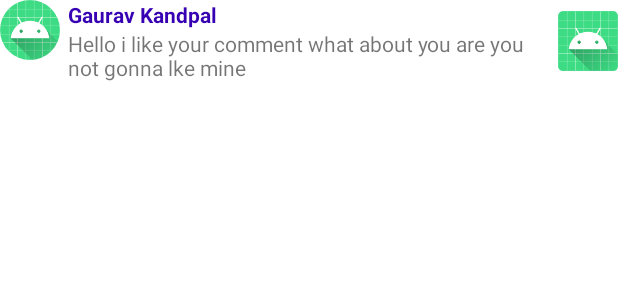
After one commit to gaurav12gk/Connect, an Android app: the layout notification_item.xml on its own in the app's theme, with its tools: preview values and no code run, on a phone screen of 412 x 824 dp. The commit adds this screen. Shown: the top 300 px of the screen. Run offline under Robolectric (Android 15) with nearby library versions, the phone set to English and light mode, and no system bars.

Commit message:
Updating features

```diff
--- a/app/src/main/res/layout/activity_edit_profile.xml
+++ b/app/src/main/res/layout/activity_edit_profile.xml
@@ -81,6 +81,7 @@
 
         <com.google.android.material.textfield.TextInputLayout
             android:layout_width="match_parent"
+
             android:hint="Full Name"
             android:layout_height="wrap_content"
              android:layout_margin="10dp">
--- /dev/null
+++ b/app/src/main/res/layout/notification_item.xml
@@ -0,0 +1,42 @@
+<?xml version="1.0" encoding="utf-8"?>
+<RelativeLayout
+    xmlns:android="http://schemas.android.com/apk/res/android"
+    android:layout_width="match_parent"
+    android:layout_height="wrap_content">
+
+    <de.hdodenhof.circleimageview.CircleImageView
+        android:id="@+id/image_profile_notification"
+        android:layout_width="40dp"
+        android:layout_height="40dp"
+        android:src="@mipmap/ic_launcher" />
+
+    <LinearLayout
+        android:layout_width="match_parent"
+        android:layout_height="wrap_content"
+        android:orientation="vertical"
+        android:layout_marginStart="5dp"
+        android:layout_toEndOf="@+id/image_profile_notification">
+        <TextView
+            android:layout_width="wrap_content"
+            android:layout_height="wrap_content"
+            android:id="@+id/username_notification"
+            android:textStyle="bold"
+            android:textColor="@color/design_default_color_primary_dark"
+            android:text="Gaurav Kandpal"/>
+
+        <TextView
+            android:id="@+id/comment_notification"
+            android:layout_width="318dp"
+            android:layout_height="wrap_content"
+            android:text="Hello i like your comment what about you are you not gonna lke mine" />
+
+    </LinearLayout>
+    <ImageView
+        android:layout_width="40dp"
+        android:layout_height="40dp"
+        android:src="@mipmap/ic_launcher"
+        android:id="@+id/post_image_notification"
+        android:layout_alignParentEnd="true"
+        android:layout_centerVertical="true"/>
+
+</RelativeLayout>
```
Also changed, not shown: app/src/main/java/com/example/instagramcclone/Model/Notification.java (added, +49 -0 lines), app/src/main/res/layout/fragment_notification.xml (+31 -6 lines), app/src/main/res/layout/user_item.xml (+5 -5 lines).
